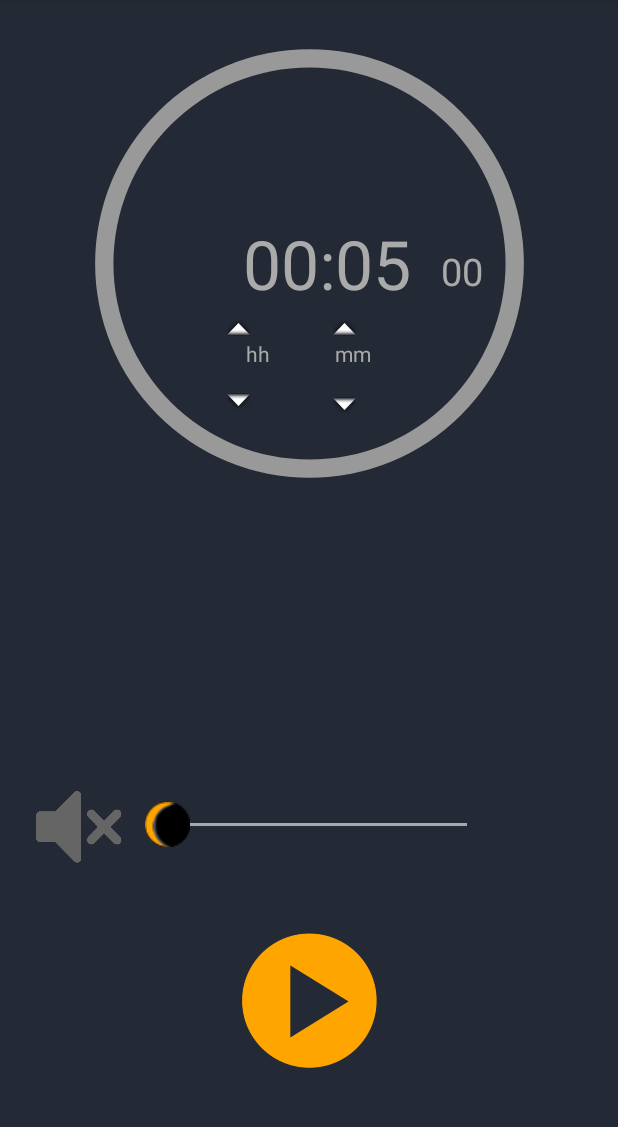
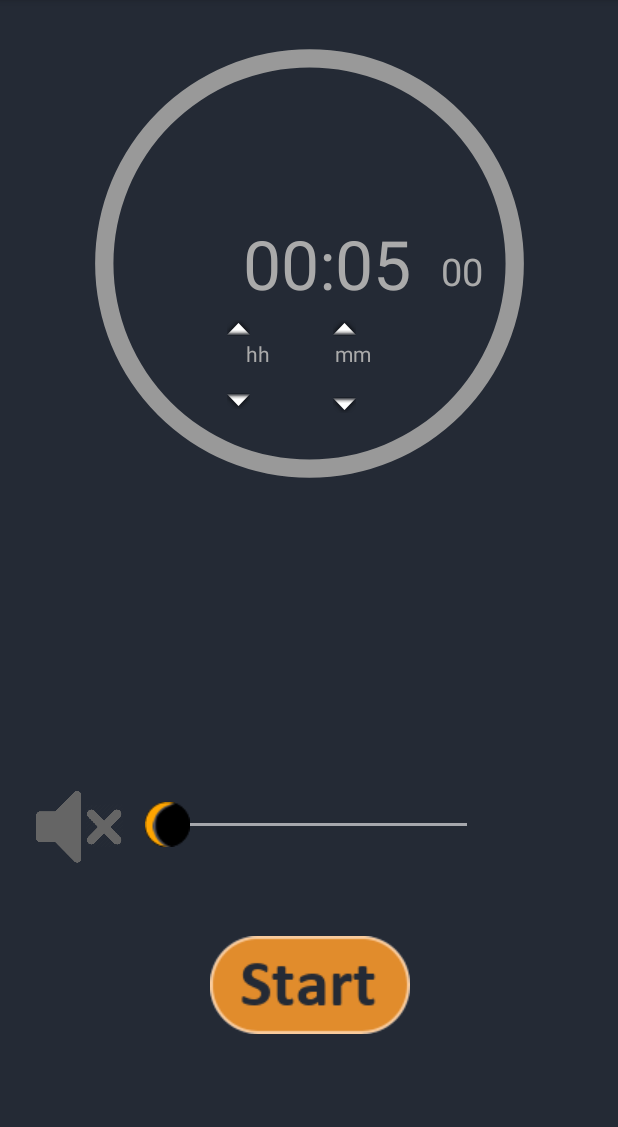
Before and after one commit to bedtime-audio-timer/audio-timer, an Android app: the screen it shows after launch (MainActivity), after a tap on "Start/Stop Timer", on a phone screen of 412 x 824 dp, the part 84-1211 px from its top. Run offline under Robolectric (Android 15) with nearby library versions, the phone set to English and light mode, and no system bars.

Commit message:
Change main button to text button

```diff
--- a/app/src/main/java/com/bedtime_audio_timer/audiotimer/MainActivity.kt
+++ b/app/src/main/java/com/bedtime_audio_timer/audiotimer/MainActivity.kt
@@ -112,9 +112,9 @@ class MainActivity : AppCompatActivity(), MainTimer.TimerCallback, OutsideVolume
                 updateTimerButtonImage()
             } else if (motionEvent.action == MotionEvent.ACTION_DOWN) {
                 if (!mTimer?.isRunning()!!) {
-                    imgBtnMain.setImageResource(R.drawable.start_pressed2)
+                    imgBtnMain.setImageResource(R.drawable.start_word_pressed2)
                 } else {
-                    imgBtnMain.setImageResource(R.drawable.stop_pressed2)
+                    imgBtnMain.setImageResource(R.drawable.stop_word_pressed2)
                 }
             }
             false
@@ -259,9 +259,9 @@ class MainActivity : AppCompatActivity(), MainTimer.TimerCallback, OutsideVolume
     fun updateTimerButtonImage() {
         val imgBtnMain = findViewById<View>(R.id.btnMain) as ImageButton
         if (mTimer?.isRunning()!!) {
-            imgBtnMain.setImageResource(R.drawable.stop)
+            imgBtnMain.setImageResource(R.drawable.stop_word1)
         } else {
-            imgBtnMain.setImageResource(R.drawable.start)
+            imgBtnMain.setImageResource(R.drawable.start_word1)
         }
     }
 
--- a/app/src/main/res/layout/activity_main.xml
+++ b/app/src/main/res/layout/activity_main.xml
@@ -114,23 +114,25 @@
 
     <ImageButton
         android:id="@+id/btnMain"
-        android:layout_width="90dp"
-        android:layout_height="90dp"
+        android:layout_width="133dp"
+        android:layout_height="65dp"
+        android:layout_marginStart="1dp"
+        android:layout_marginLeft="1dp"
+        android:layout_marginTop="8dp"
+        android:layout_marginEnd="8dp"
+        android:layout_marginRight="8dp"
         android:layout_marginBottom="8dp"
-        android:layout_marginEnd="8dp"
-        android:layout_marginLeft="8dp"
-        android:layout_marginRight="8dp"
-        android:layout_marginStart="8dp"
-        android:layout_marginTop="8dp"
         android:background="#00000000"
         android:contentDescription="Start/Stop Timer"
         android:onClick="toggleTimer"
         android:scaleType="fitXY"
         app:layout_constraintBottom_toBottomOf="parent"
         app:layout_constraintEnd_toEndOf="parent"
+        app:layout_constraintHorizontal_bias="0.516"
         app:layout_constraintStart_toStartOf="parent"
         app:layout_constraintTop_toBottomOf="@+id/targetVolSeekBar"
-        app:srcCompat="@drawable/start" />
+        app:layout_constraintVertical_bias="0.416"
+        app:srcCompat="@drawable/start_word1" />
 
 
     <SeekBar
```
Also changed, not shown: app/src/main/res/drawable/start_word1.png (added), app/src/main/res/drawable/start_word2.png (added), app/src/main/res/drawable/start_word_pressed.png (added), app/src/main/res/drawable/start_word_pressed2.png (added), app/src/main/res/drawable/stop_word1.png (added), app/src/main/res/drawable/stop_word_pressed.png (added), app/src/main/res/drawable/stop_word_pressed2.png (added).
